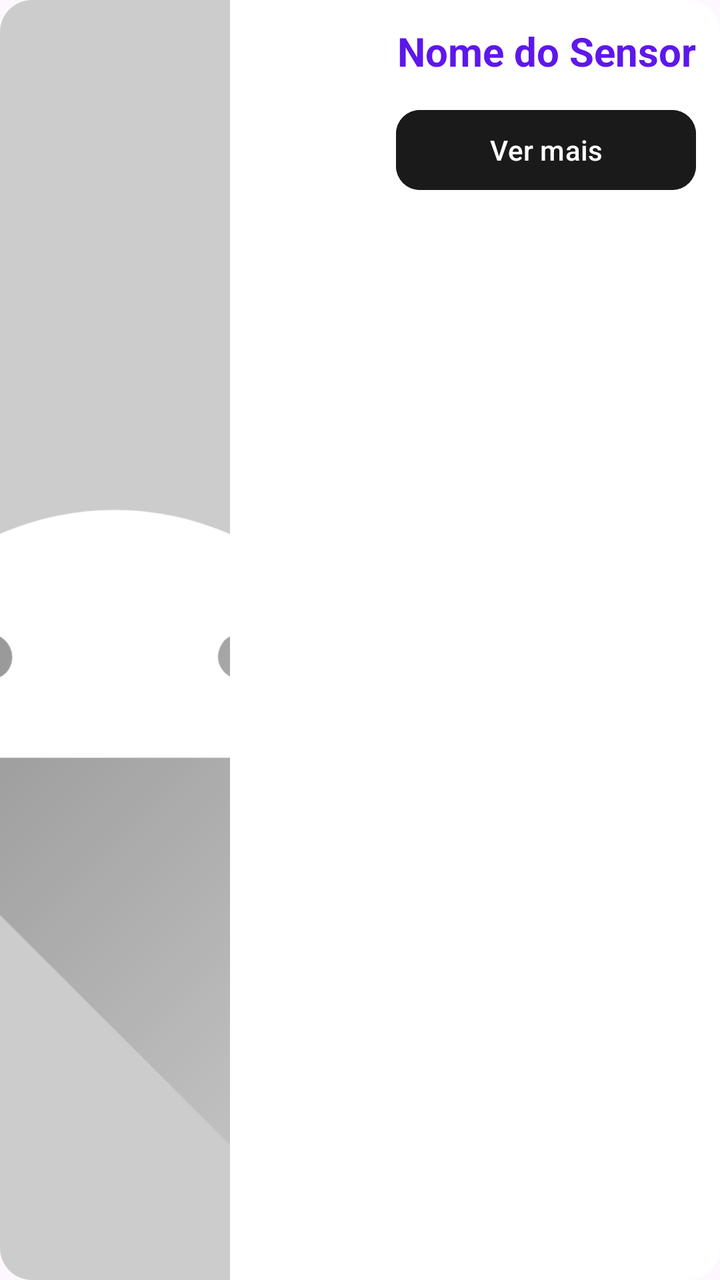
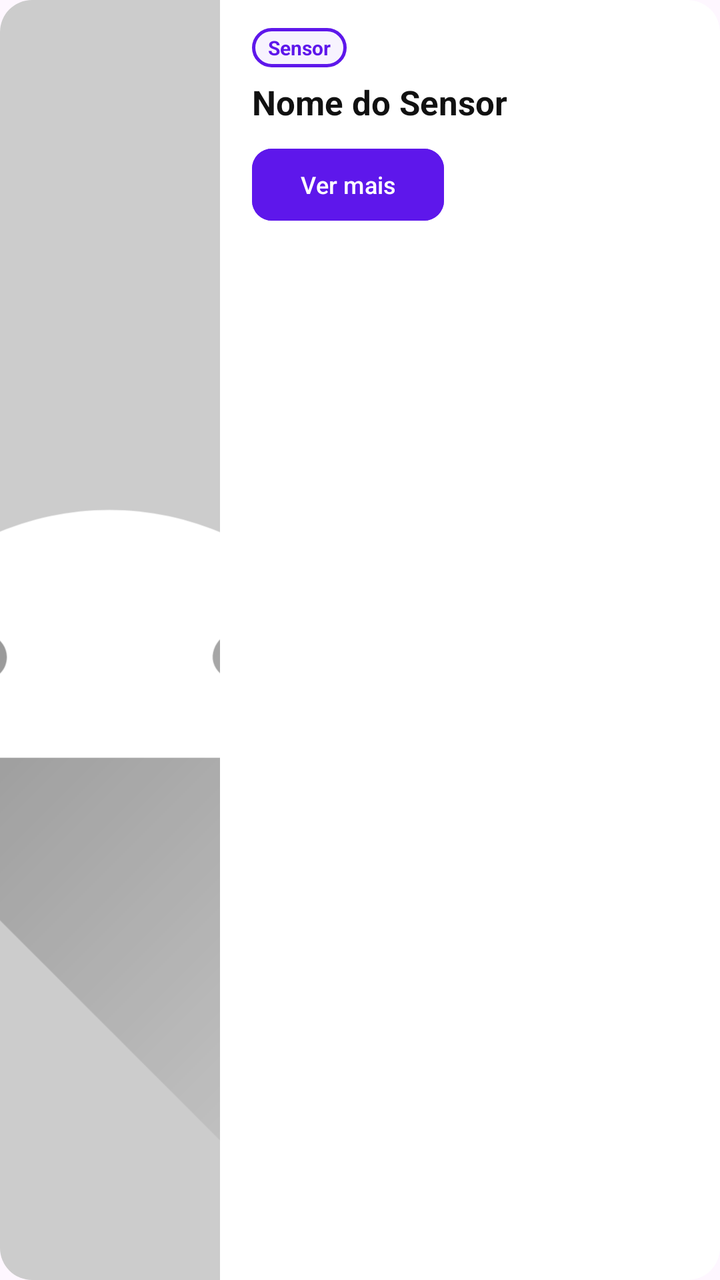

Before-and-after screenshots of an Android layout around one commit, followed by the original layout XML and the change that was made.
<!-- AndroidManifest.xml: application theme Theme.Orbis -->
<!-- res/layout/item_sensor.xml -->
<?xml version="1.0" encoding="utf-8"?>
<androidx.cardview.widget.CardView
    xmlns:android="http://schemas.android.com/apk/res/android"
    xmlns:app="http://schemas.android.com/apk/res-auto"
    android:layout_width="match_parent"
    android:layout_height="wrap_content"
    android:layout_marginBottom="12dp"
    app:cardCornerRadius="16dp"
    app:cardElevation="0dp"
    app:cardBackgroundColor="@color/white"
    app:strokeWidth="1.5dp"
    app:strokeColor="@color/border">

    <RelativeLayout
        android:layout_width="match_parent"
        android:layout_height="wrap_content">

        
        <ImageView
            android:id="@+id/imgSensor"
            android:layout_width="115dp"
            android:layout_height="match_parent"
            android:minHeight="110dp"
            android:src="@drawable/ic_launcher_foreground"
            android:scaleType="centerCrop"
            android:background="@color/imageBackground"
            android:layout_alignParentStart="true"
            android:layout_alignParentTop="true"
            android:layout_alignParentBottom="true" />

        
        <LinearLayout
            android:layout_width="match_parent"
            android:layout_height="wrap_content"
            android:orientation="vertical"
            android:layout_toEndOf="@id/imgSensor"
            android:padding="12dp"
            android:paddingStart="14dp">

            
            <TextView
                android:id="@+id/txtTipoVariavel"
                android:layout_width="wrap_content"
                android:layout_height="wrap_content"
                android:text="Nome do Sensor"
                android:textSize="20sp"
                android:textStyle="bold"
                android:textColor="@color/purple"
                android:layout_gravity="center|end" />

            
            <Button
                android:id="@+id/btnVerMais"
                android:layout_width="150dp"
                android:layout_height="wrap_content"
                android:layout_marginTop="12dp"
                android:text="Ver mais"
                android:textColor="@color/white"
                android:layout_gravity="end"
                android:backgroundTint="@color/darkGray"
                app:cornerRadius="12dp" />

        </LinearLayout>

    </RelativeLayout>

</androidx.cardview.widget.CardView>
<!-- resources referenced by this layout -->
<resources>
  <color name="border">#E0E0E0</color>
  <color name="darkGray">#1A1A1A</color>
  <color name="imageBackground">#CCCCCC</color>
  <color name="purple">#5E17EB</color>
  <color name="white">#FFFFFF</color>
  <!-- drawable ic_launcher_foreground (drawable) -->
  <vector xmlns:android="http://schemas.android.com/apk/res/android"
      xmlns:aapt="http://schemas.android.com/aapt"
      android:width="108dp"
      android:height="108dp"
      android:viewportWidth="108"
      android:viewportHeight="108">
      <path android:pathData="M31,63.928c0,0 6.4,-11 12.1,-13.1c7.2,-2.6 26,-1.4 26,-1.4l38.1,38.1L107,108.928l-32,-1L31,63.928z">
          <aapt:attr name="android:fillColor">
              <gradient
                  android:endX="85.84757"
                  android:endY="92.4963"
                  android:startX="42.9492"
                  android:startY="49.59793"
                  android:type="linear">
                  <item
                      android:color="#44000000"
                      android:offset="0.0" />
                  <item
                      android:color="#00000000"
                      android:offset="1.0" />
              </gradient>
          </aapt:attr>
      </path>
      <path
          android:fillColor="#FFFFFF"
          android:fillType="nonZero"
          android:pathData="M65.3,45.828l3.8,-6.6c0.2,-0.4 0.1,-0.9 -0.3,-1.1c-0.4,-0.2 -0.9,-0.1 -1.1,0.3l-3.9,6.7c-6.3,-2.8 -13.4,-2.8 -19.7,0l-3.9,-6.7c-0.2,-0.4 -0.7,-0.5 -1.1,-0.3C38.8,38.328 38.7,38.828 38.9,39.228l3.8,6.6C36.2,49.428 31.7,56.028 31,63.928h46C76.3,56.028 71.8,49.428 65.3,45.828zM43.4,57.328c-0.8,0 -1.5,-0.5 -1.8,-1.2c-0.3,-0.7 -0.1,-1.5 0.4,-2.1c0.5,-0.5 1.4,-0.7 2.1,-0.4c0.7,0.3 1.2,1 1.2,1.8C45.3,56.528 44.5,57.328 43.4,57.328L43.4,57.328zM64.6,57.328c-0.8,0 -1.5,-0.5 -1.8,-1.2s-0.1,-1.5 0.4,-2.1c0.5,-0.5 1.4,-0.7 2.1,-0.4c0.7,0.3 1.2,1 1.2,1.8C66.5,56.528 65.6,57.328 64.6,57.328L64.6,57.328z"
          android:strokeWidth="1"
          android:strokeColor="#00000000" />
  </vector>
  <style name="Theme.Orbis" parent="Base.Theme.Orbis" />
  <style name="Base.Theme.Orbis" parent="Theme.Material3.DayNight.NoActionBar">
          
          
      </style>
</resources>

<!-- the commit's change to res/layout/item_sensor.xml (unified diff, before → after) -->
@@ -18,9 +18,9 @@
         
         <ImageView
             android:id="@+id/imgSensor"
-            android:layout_width="115dp"
+            android:layout_width="110dp"
             android:layout_height="match_parent"
-            android:minHeight="110dp"
+            android:minHeight="130dp"
             android:src="@drawable/ic_launcher_foreground"
             android:scaleType="centerCrop"
             android:background="@color/imageBackground"
@@ -34,8 +34,23 @@
             android:layout_height="wrap_content"
             android:orientation="vertical"
             android:layout_toEndOf="@id/imgSensor"
-            android:padding="12dp"
-            android:paddingStart="14dp">
+            android:padding="14dp"
+            android:paddingStart="16dp"
+            android:gravity="center_vertical">
+
+            
+            <TextView
+                android:id="@+id/txtBadgeTipo"
+                android:layout_width="wrap_content"
+                android:layout_height="wrap_content"
+                android:text="Sensor"
+                android:textSize="10sp"
+                android:textStyle="bold"
+                android:textColor="@color/purple"
+                android:background="@drawable/badge_outline_purple"
+                android:paddingHorizontal="8dp"
+                android:paddingVertical="3dp"
+                android:layout_marginBottom="6dp" />
 
             
             <TextView
@@ -43,22 +58,23 @@
                 android:layout_width="wrap_content"
                 android:layout_height="wrap_content"
                 android:text="Nome do Sensor"
-                android:textSize="20sp"
+                android:textSize="17sp"
                 android:textStyle="bold"
-                android:textColor="@color/purple"
-                android:layout_gravity="center|end" />
+                android:textColor="@color/black"
+                android:layout_marginBottom="12dp" />
 
             
-            <Button
+            <com.google.android.material.button.MaterialButton
                 android:id="@+id/btnVerMais"
-                android:layout_width="150dp"
-                android:layout_height="wrap_content"
-                android:layout_marginTop="12dp"
+                android:layout_width="wrap_content"
+                android:layout_height="36dp"
                 android:text="Ver mais"
                 android:textColor="@color/white"
-                android:layout_gravity="end"
-                android:backgroundTint="@color/darkGray"
-                app:cornerRadius="12dp" />
+                android:textSize="12sp"
+                android:backgroundTint="@color/purple"
+                android:insetTop="0dp"
+                android:insetBottom="0dp"
+                app:cornerRadius="10dp" />
 
         </LinearLayout>
 
<!-- resource entries referenced after the edit -->
@@ -1,10 +1,19 @@
 <!-- resources referenced by this layout -->
 <resources>
+  <color name="black">#111111</color>
   <color name="border">#E0E0E0</color>
-  <color name="darkGray">#1A1A1A</color>
   <color name="imageBackground">#CCCCCC</color>
   <color name="purple">#5E17EB</color>
   <color name="white">#FFFFFF</color>
+  <!-- drawable badge_outline_purple (drawable) -->
+  <?xml version="1.0" encoding="utf-8"?>
+  <shape xmlns:android="http://schemas.android.com/apk/res/android">
+      <stroke
+          android:width="1.5dp"
+          android:color="@color/purple" />
+      <corners android:radius="12dp" />
+      <solid android:color="#0D5E17EB" /> 
+  </shape>
   <!-- drawable ic_launcher_foreground (drawable) -->
   <vector xmlns:android="http://schemas.android.com/apk/res/android"
       xmlns:aapt="http://schemas.android.com/aapt"
